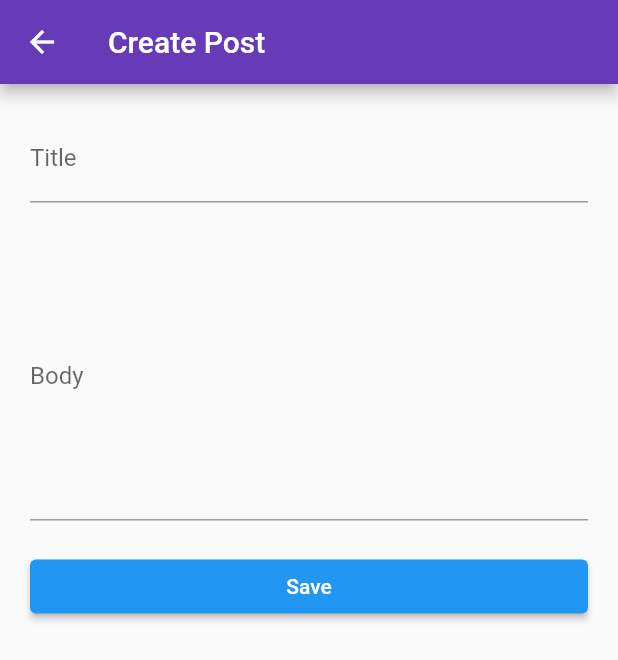
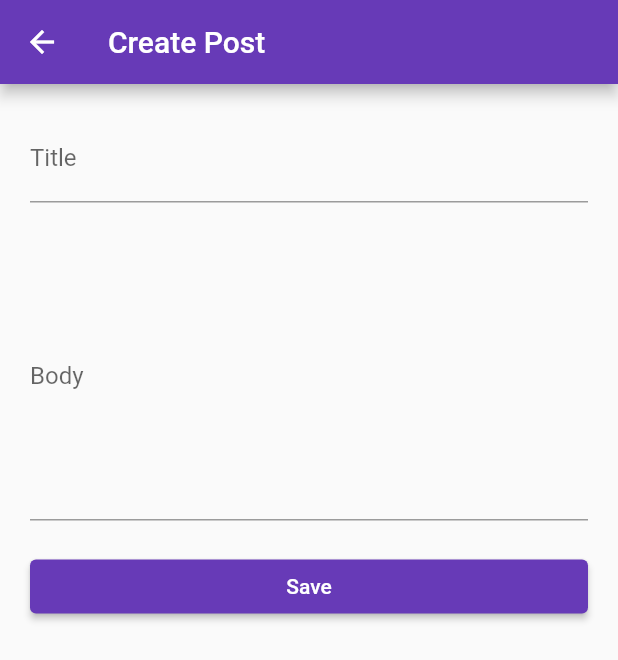
Before and after one commit to natanielthegrey/flutter-http-integration, a Flutter app: the screen it shows after launch, after a tap on the "add" icon, on a phone screen of 412 x 824 dp. Shown: the top 660 px of the screen. Run offline on Flutter 3.47's test engine with Material 2 defaults, Android fonts, the light colour scheme and no system bars; network calls fail.

Commit message:
style: changed default color

```diff
--- a/lib/main.dart
+++ b/lib/main.dart
@@ -45,6 +45,7 @@
         onTap: () => FocusManager.instance.primaryFocus?.unfocus(),
         child: const Posts()),
       floatingActionButton: FloatingActionButton(
+        backgroundColor: Colors.deepPurple,
         onPressed: () => {
           Navigator.push(
             context,
--- a/lib/screens/post_crud.dart
+++ b/lib/screens/post_crud.dart
@@ -106,6 +106,9 @@ class _PostEditState extends State<PostCrud> {
               ),
               const SizedBox(height: 20),
               ElevatedButton(
+                style: ButtonStyle(
+                  backgroundColor: MaterialStateProperty.all(Colors.deepPurple),
+                ),
                 onPressed: widget.mode == RequestMode.PUT ? _editPost : _createPost,
                 child: const Text('Save'),
               ),
```
Also changed, not shown: lib/screens/posts.dart (+12 -8 lines).
